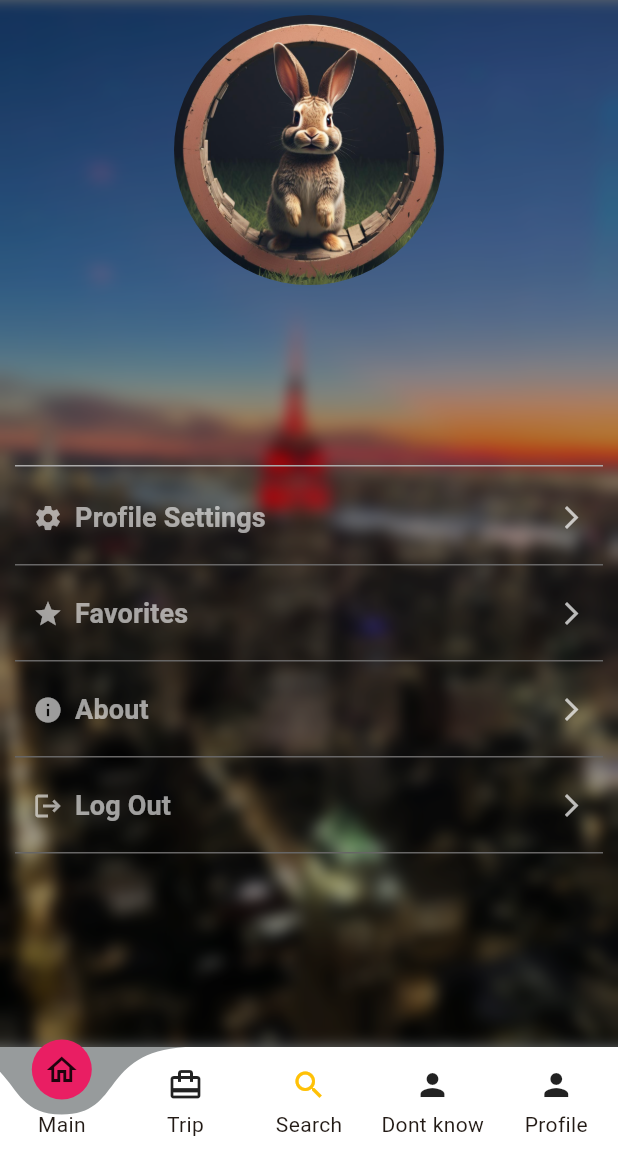
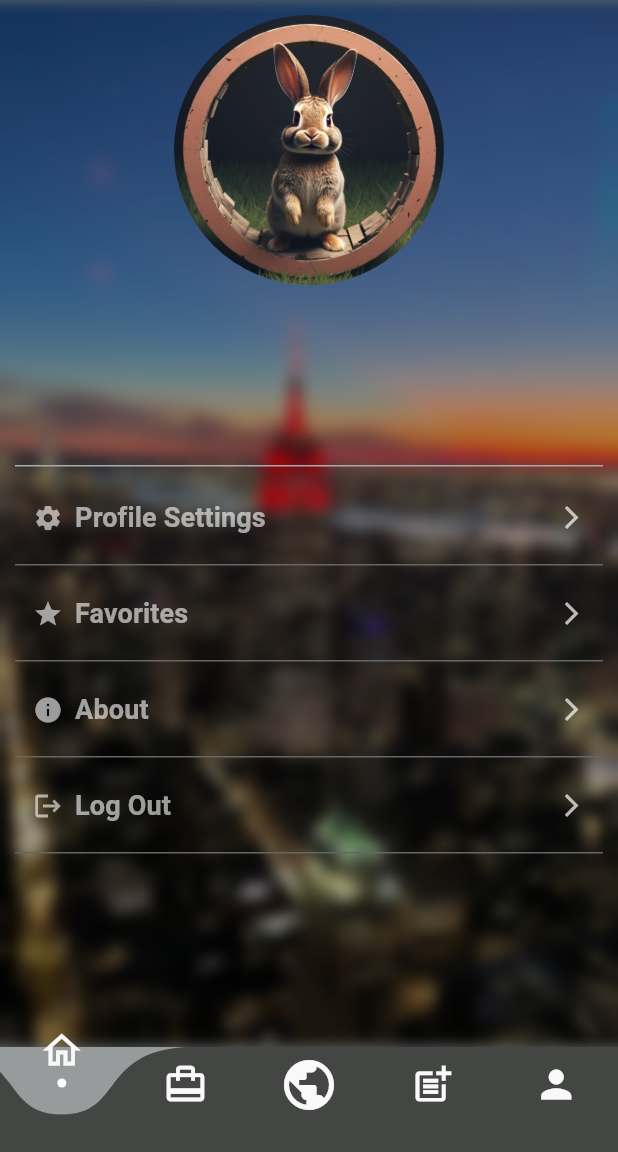
Before and after one commit to dmbatmazz/DiscoverEase, a Flutter app: the BottomNavBar widget shown alone on an empty page, opened directly, item 5 of the bottom bar chosen, on a phone screen of 412 x 824 dp, the part 84-1236 px from its top. Run offline on Flutter 3.47's test engine with Material 3 defaults, Android fonts, the phone set to English and light mode, and no system bars; drawn by our look-alikes of curved_labeled_navigation_bar; our stand-ins replace firebase_auth, firebase_core, geolocator, google_maps_flutter, introduction_screen, permission_handler and 1 more; accounts and stored records are empty.

Commit message:
navbar değişimi renk değişecek tam bitmedi

```diff
--- a/discover_ease/lib/widgets/bottom_navbar.dart
+++ b/discover_ease/lib/widgets/bottom_navbar.dart
@@ -3,53 +3,95 @@ import 'package:curved_labeled_navigation_bar/curved_navigation_bar_item.dart';
 import 'package:discover_ease/screens/home_screen.dart';
 import 'package:discover_ease/screens/post_screen.dart';
 import 'package:discover_ease/screens/profile_screen.dart';
-import 'package:discover_ease/screens/search_screen.dart';
 import 'package:discover_ease/screens/trip_plan_screen.dart';
 import 'package:flutter/material.dart';
 
-class BottomNavBar extends StatelessWidget {
+class BottomNavBar extends StatefulWidget {
   const BottomNavBar({super.key});
 
   @override
+  _BottomNavBarState createState() => _BottomNavBarState();
+}
+
+class _BottomNavBarState extends State<BottomNavBar> {
+  int _selectedIndex = 0;
+
+  void _onItemTapped(int index) {
+    setState(() {
+      _selectedIndex = index;
+    });
+    switch (index) {
+      case 0:
+        Navigator.push(
+          context,
+          MaterialPageRoute(builder: (context) => const HomePage()),
+        );
+        break;
+      case 1:
+        Navigator.push(
+          context,
+          MaterialPageRoute(builder: (context) => TripPlanPage()),
+        );
+        break;
+      case 3:
+        Navigator.push(
+          context,
+          MaterialPageRoute(builder: (context) => const PostScreen()),
+        );
+        break;
+      case 4:
+        Navigator.push(
+          context,
+          MaterialPageRoute(builder: (context) => const Profile()),
+        );
+        break;
+      case 2:
+      default:
+        // İşlevsiz dünya sembolü, hiçbir işlem yapmaz.
+        break;
+    }
+  }
+
+  @override
   Widget build(BuildContext context) {
-      return CurvedNavigationBar(
+    return CurvedNavigationBar(
+      color: Color.fromARGB(255, 68, 70, 68),
+      backgroundColor: Colors.transparent,
+      buttonBackgroundColor: Colors.transparent,
+      index: 0,
+      onTap: _onItemTapped,
+      items: [
+        _buildNavItem(Icons.home_outlined, 0),
+        _buildNavItem(Icons.card_travel, 1),
+        _buildNavItem(Icons.public, 2, isLarge: true),
+        _buildNavItem(Icons.post_add, 3),
+        _buildNavItem(Icons.person, 4),
+      ],
+    );
+  }
 
-        backgroundColor: Colors.transparent,
-        buttonBackgroundColor: Colors.pink,
-        index: 0,
-        onTap: (value) {
-         Navigator.push(context,
-              switch(value) {
-                0=> MaterialPageRoute(builder: (context)=>const HomePage()),
-                1=> MaterialPageRoute(builder: (context)=> TripPlanPage()),
-                2=> MaterialPageRoute(builder: (context)=>const SearchScreen()),
-                3=> MaterialPageRoute(builder: (context)=>const PostScreen()),
-                4=> MaterialPageRoute(builder: (context)=>const Profile()),
-
-                // TODO: Handle this case.
-                int() => throw UnimplementedError(),
-              }
-          );
-        },
-        items: const [
-          CurvedNavigationBarItem(
-            child: Icon(Icons.home_outlined),
-            label: 'Main',
+  CurvedNavigationBarItem _buildNavItem(IconData icon, int index, {bool isLarge = false}) {
+    return CurvedNavigationBarItem(
+      child: Column(
+        children: [
+          Icon(
+            icon,
+            color: const Color.fromARGB(255, 249, 249, 249),
+            size: isLarge ? 40.0 : 30.0,
+          ),
+          if (_selectedIndex == index)
+            Container(
+              margin: const EdgeInsets.only(top: 4.0),
+              height: 6.0,
+              width: 6.0,
+              decoration: const BoxDecoration(
+                shape: BoxShape.circle,
+                color: Colors.white,
+              ),
             ),
-            CurvedNavigationBarItem(
-            child: Icon(Icons.card_travel),
-            label: 'Trip',),
-            CurvedNavigationBarItem(
-            child: Icon(Icons.search, color:  Colors.amber),
-            label: 'Search',),
-            CurvedNavigationBarItem(
-            child: Icon(Icons.person),
-            label: 'Dont know',),
-            CurvedNavigationBarItem(
-            child: Icon(Icons.person),
-            label: 'Profile',),
         ],
-
-      );
+      ),
+      label: '',
+    );
   }
 }
```
